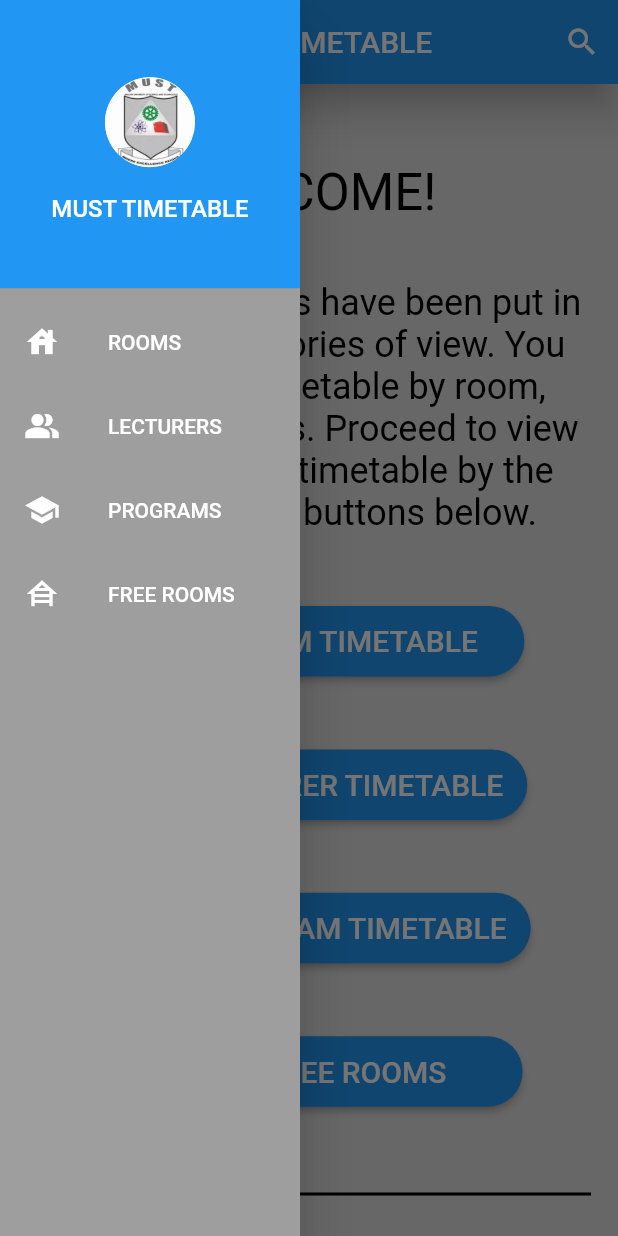
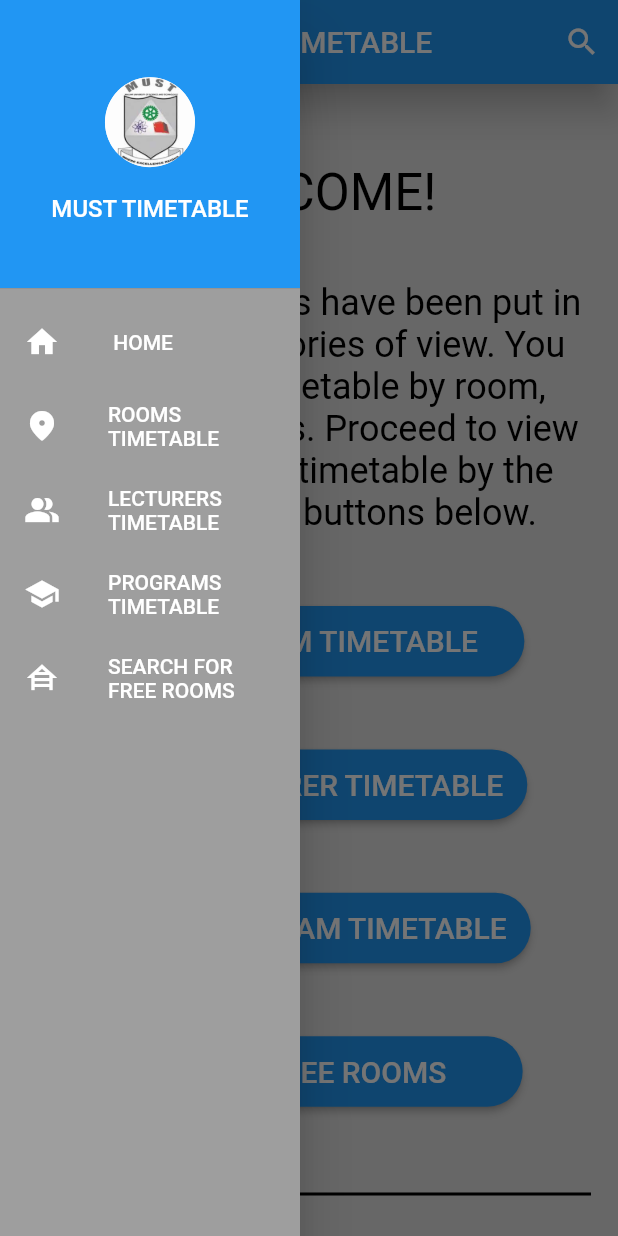
Before and after one commit to shadkasera/must_app, a Flutter app: the screen it shows after launch, with the side drawer open, on a phone screen of 412 x 824 dp. Run offline on Flutter 3.47's test engine with Material 2 defaults, Android fonts, the light colour scheme and no system bars.

Commit message:
modified the darwer in home and room files

```diff
--- a/lib/home_screen.dart
+++ b/lib/home_screen.dart
@@ -67,15 +67,32 @@
                   ),
                   ListTile(
                     leading: const Icon(
-                      Icons.house_sharp,
+                      Icons.home,
                       color: Colors.white,
                     ),
                     title: const Text(
-                      'ROOMS',
+                      ' HOME ',
                       style: TextStyle(color: Colors.white),
                     ),
                     onTap: () {
-                      //Navigator.push(context, MaterialPageRoute(builder: context.(context) => room_screen));
+                      Navigator.push(
+                        context,
+                        MaterialPageRoute(
+                          builder: (context) => const home_screen(),
+                        ),
+                      );
+                    },
+                  ),
+                  ListTile(
+                    leading: const Icon(
+                      Icons.room_rounded,
+                      color: Colors.white,
+                    ),
+                    title: const Text(
+                      'ROOMS TIMETABLE',
+                      style: TextStyle(color: Colors.white),
+                    ),
+                    onTap: () {
                       Navigator.push(
                         context,
                         MaterialPageRoute(
@@ -90,11 +107,16 @@
                       color: Colors.white,
                     ),
                     title: const Text(
-                      'LECTURERS',
+                      'LECTURERS TIMETABLE',
                       style: TextStyle(color: Colors.white),
                     ),
                     onTap: () {
-                      // code to handle item 2
+                      Navigator.push(
+                        context,
+                        MaterialPageRoute(
+                          builder: (context) => const room_screen(),
+                        ),
+                      );
                     },
                   ),
                   ListTile(
@@ -103,11 +125,16 @@
                       color: Colors.white,
                     ),
                     title: const Text(
-                      'PROGRAMS',
+                      'PROGRAMS TIMETABLE',
                       style: TextStyle(color: Colors.white),
                     ),
                     onTap: () {
-                      // code to handle item 1
+                      Navigator.push(
+                        context,
+                        MaterialPageRoute(
+                          builder: (context) => const room_screen(),
+                        ),
+                      );
                     },
                   ),
                   ListTile(
@@ -116,11 +143,16 @@
                       color: Colors.white,
                     ),
                     title: const Text(
-                      'FREE ROOMS',
+                      'SEARCH FOR FREE ROOMS',
                       style: TextStyle(color: Colors.white),
                     ),
                     onTap: () {
-                      // code to handle item 1
+                      Navigator.push(
+                        context,
+                        MaterialPageRoute(
+                          builder: (context) => const room_screen(),
+                        ),
+                      );
                     },
                   ),
                 ],
@@ -188,7 +220,7 @@
                     padding: const EdgeInsets.symmetric(horizontal: 15.0),
                     child: ElevatedButton(
                       onPressed: () {
-                         Navigator.push(
+                        Navigator.push(
                           context,
                           MaterialPageRoute(
                             builder: (context) => const room_screen(),
@@ -221,7 +253,7 @@
                     padding: const EdgeInsets.symmetric(horizontal: 15.0),
                     child: ElevatedButton(
                       onPressed: () {
-                         Navigator.push(
+                        Navigator.push(
                           context,
                           MaterialPageRoute(
                             builder: (context) => const room_screen(),
@@ -254,7 +286,7 @@
                     padding: const EdgeInsets.symmetric(horizontal: 15.0),
                     child: ElevatedButton(
                       onPressed: () {
-                         Navigator.push(
+                        Navigator.push(
                           context,
                           MaterialPageRoute(
                             builder: (context) => const room_screen(),
```
Also changed, not shown: lib/room_screen.dart (+42 -8 lines).
